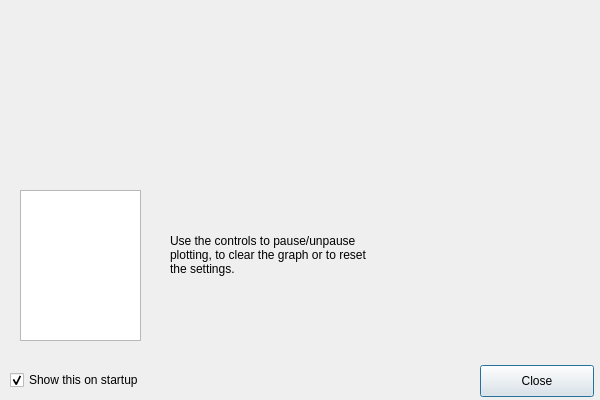
Old version of the form welcome.ui in the repository RobinRump/HodgkinHuxley.
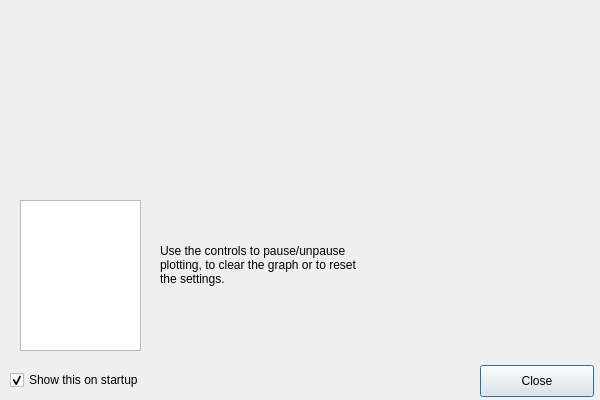
New version of the form. Icons and pictures are not drawn.

What changed in the file:
```diff
--- a/welcome.ui
+++ b/welcome.ui
@@ -46,7 +46,7 @@
    <property name="geometry">
     <rect>
      <x>20</x>
-     <y>190</y>
+     <y>200</y>
      <width>121</width>
      <height>151</height>
     </rect>
@@ -59,8 +59,8 @@
   <widget class="QLabel" name="label">
    <property name="geometry">
     <rect>
-     <x>170</x>
-     <y>230</y>
+     <x>160</x>
+     <y>240</y>
      <width>261</width>
      <height>51</height>
     </rect>
```
